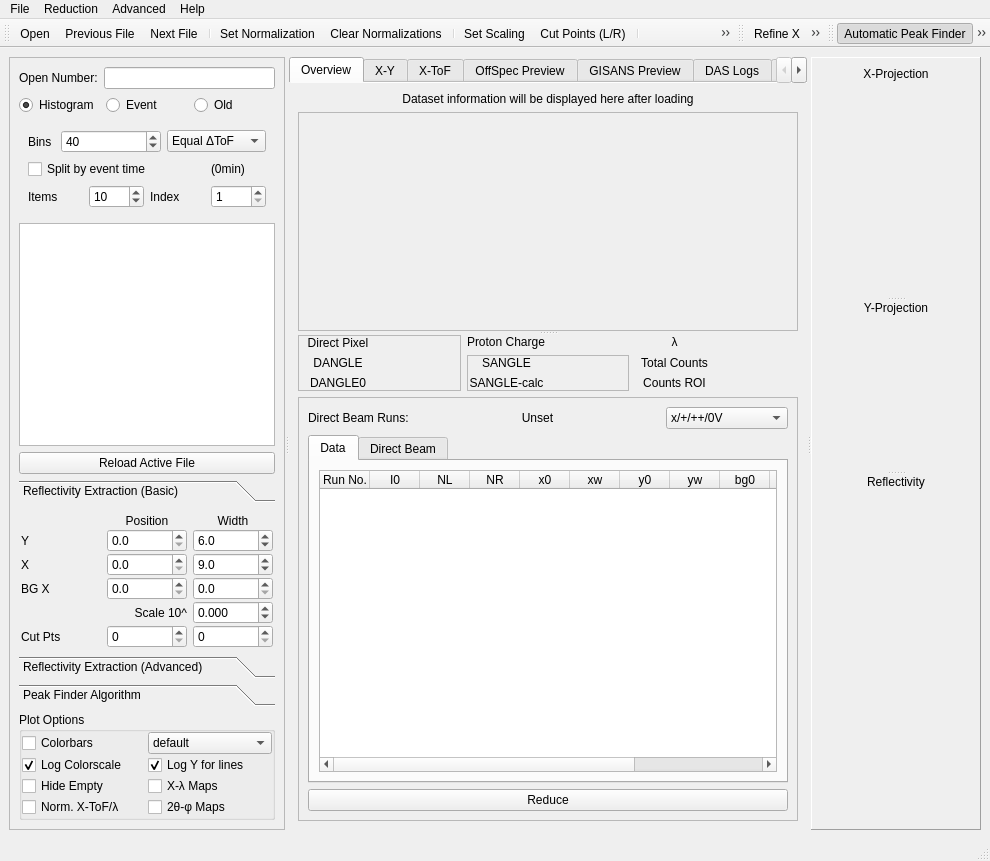
Before: the Qt Designer form designer/main_window.ui in aglavic/quicknxs, drawn with Qt 5.
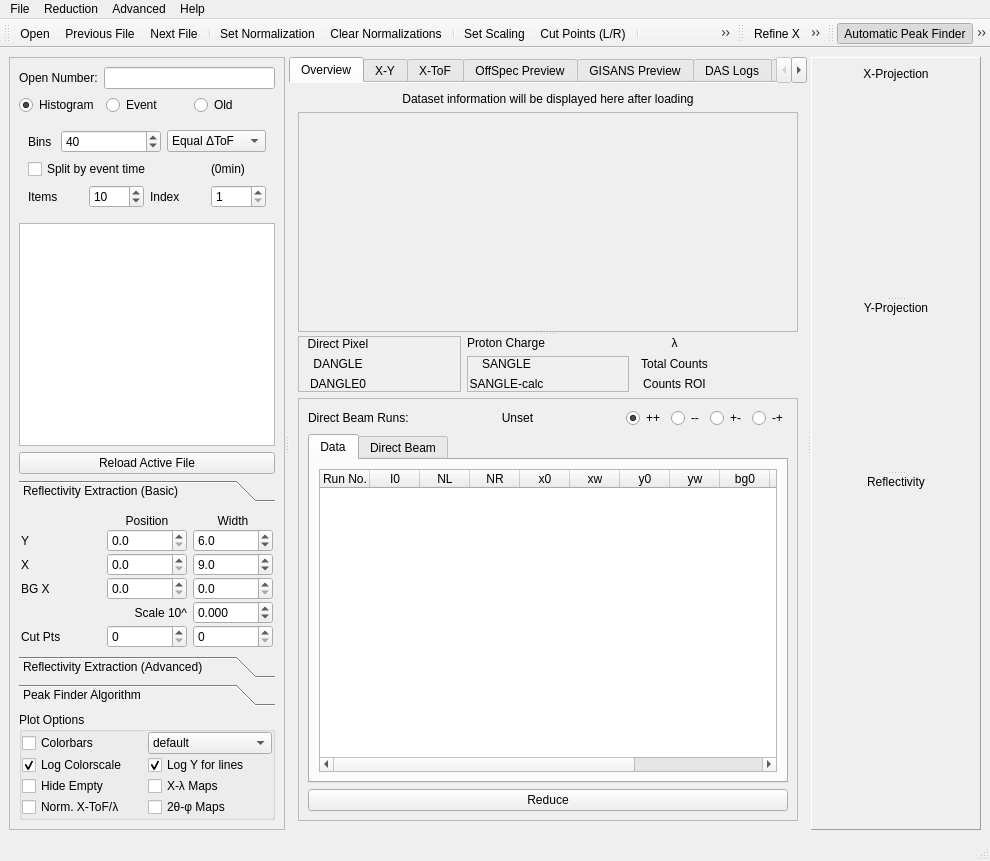
After: the same form once the commit is applied. Icons and pictures are not drawn. Custom widgets are drawn as their Qt base class.

Commit message: Change state selection to radio buttons and hide inactive states

The edit to the form file:
```diff
--- a/designer/main_window.ui
+++ b/designer/main_window.ui
@@ -1366,36 +1366,34 @@
                    </widget>
                   </item>
                   <item>
-                   <widget class="QComboBox" name="selectedChannel">
-                    <property name="sizePolicy">
-                     <sizepolicy hsizetype="Preferred" vsizetype="Fixed">
-                      <horstretch>1</horstretch>
-                      <verstretch>0</verstretch>
-                     </sizepolicy>
+                   <widget class="QRadioButton" name="selectedChannel0">
+                    <property name="text">
+                     <string>++</string>
                     </property>
-                    <property name="toolTip">
-                     <string>Select the state for the overview. If channel is not in file, the first will be used.</string>
+                    <property name="checked">
+                     <bool>true</bool>
                     </property>
-                    <item>
-                     <property name="text">
-                      <string>x/+/++/0V</string>
-                     </property>
-                    </item>
-                    <item>
-                     <property name="text">
-                      <string>-/--/+V</string>
-                     </property>
-                    </item>
-                    <item>
-                     <property name="text">
-                      <string>+-/-V</string>
-                     </property>
-                    </item>
-                    <item>
-                     <property name="text">
-                      <string>-+</string>
-                     </property>
-                    </item>
+                   </widget>
+                  </item>
+                  <item>
+                   <widget class="QRadioButton" name="selectedChannel1">
+                    <property name="text">
+                     <string>--</string>
+                    </property>
+                   </widget>
+                  </item>
+                  <item>
+                   <widget class="QRadioButton" name="selectedChannel2">
+                    <property name="text">
+                     <string>+-</string>
+                    </property>
+                   </widget>
+                  </item>
+                  <item>
+                   <widget class="QRadioButton" name="selectedChannel3">
+                    <property name="text">
+                     <string>-+</string>
+                    </property>
                    </widget>
                   </item>
                  </layout>
```
Left out of the diff: 81 changed lines with no effect on the pictures. The commit also changes 11 other files.
